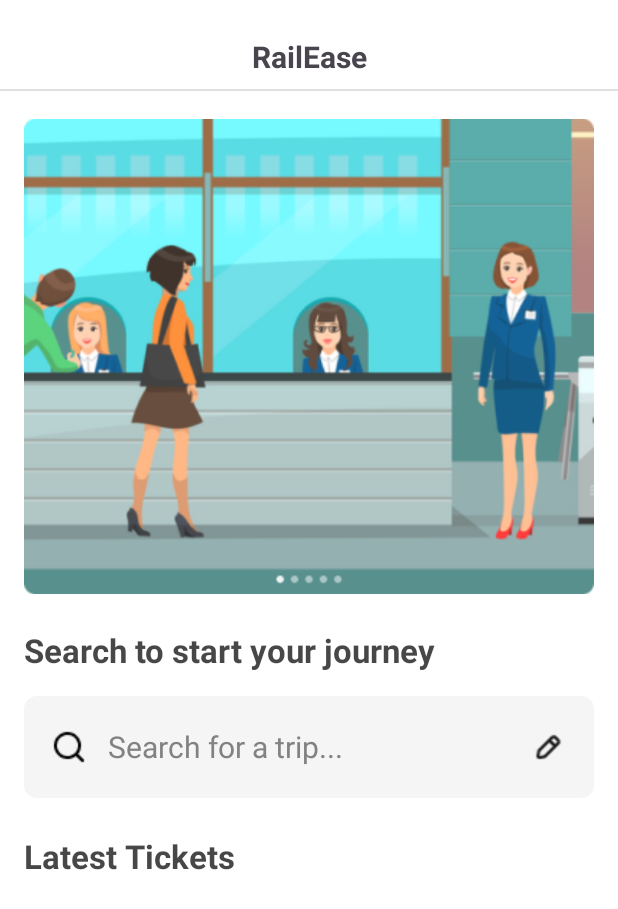
After one commit to anupaprabhasara/railease-mad-project, an Android app: the HomePage screen opened directly, with no data from a screen before it, on a phone screen of 412 x 824 dp. The commit adds this screen. Shown: the top 909 px of the screen. Run offline under Robolectric (Android 15) with nearby library versions, the phone set to English and light mode, and no system bars.

Commit message:
nav images

```diff
--- a/app/src/main/AndroidManifest.xml
+++ b/app/src/main/AndroidManifest.xml
@@ -11,6 +11,9 @@
         android:roundIcon="@mipmap/ic_launcher_round"
         android:supportsRtl="true"
         android:theme="@style/Theme.RailEase">
+        <activity
+            android:name=".HomePage"
+            android:exported="false" />
         <activity
             android:name=".LoginPage"
             android:exported="false" />
--- /dev/null
+++ b/app/src/main/java/com/anupa/railease/HomePage.kt
@@ -0,0 +1,20 @@
+package com.anupa.railease
+
+import android.os.Bundle
+import androidx.activity.enableEdgeToEdge
+import androidx.appcompat.app.AppCompatActivity
+import androidx.core.view.ViewCompat
+import androidx.core.view.WindowInsetsCompat
+
+class HomePage : AppCompatActivity() {
+    override fun onCreate(savedInstanceState: Bundle?) {
+        super.onCreate(savedInstanceState)
+        enableEdgeToEdge()
+        setContentView(R.layout.home_page)
+        ViewCompat.setOnApplyWindowInsetsListener(findViewById(R.id.main)) { v, insets ->
+            val systemBars = insets.getInsets(WindowInsetsCompat.Type.systemBars())
+            v.setPadding(systemBars.left, systemBars.top, systemBars.right, systemBars.bottom)
+            insets
+        }
+    }
+}
--- a/app/src/main/java/com/anupa/railease/LoginPage.kt
+++ b/app/src/main/java/com/anupa/railease/LoginPage.kt
@@ -2,6 +2,7 @@ package com.anupa.railease
 
 import android.content.Intent
 import android.os.Bundle
+import android.widget.Button
 import android.widget.TextView
 import androidx.activity.enableEdgeToEdge
 import androidx.appcompat.app.AppCompatActivity
@@ -20,6 +21,16 @@ class LoginPage : AppCompatActivity() {
             insets
         }
 
+        val login = findViewById<Button>(R.id.login)
+        login.setOnClickListener {
+            val intent = Intent(this, HomePage::class.java)
+            startActivity(intent)
+            overridePendingTransition(
+                R.anim.slide_in_up,
+                R.anim.slide_out_down
+            )
+        }
+
         val linkText = findViewById<TextView>(R.id.linkText)
         linkText.setOnClickListener {
             val intent = Intent(this, RegisterPage::class.java)
--- /dev/null
+++ b/app/src/main/res/drawable/horizontal_line.xml
@@ -0,0 +1,8 @@
+<?xml version="1.0" encoding="utf-8"?>
+<shape xmlns:android="http://schemas.android.com/apk/res/android"
+    android:shape="rectangle">
+    <!-- line color -->
+    <solid android:color="@color/input" />
+    <!-- line height (thickness) -->
+    <size android:height="1dp" />
+</shape>
--- /dev/null
+++ b/app/src/main/res/drawable/search_bg.xml
@@ -0,0 +1,21 @@
+<?xml version="1.0" encoding="utf-8"?>
+<shape xmlns:android="http://schemas.android.com/apk/res/android"
+    android:shape="rectangle">
+    <!-- Background color -->
+    <solid android:color="@color/search_bg" />
+
+    <!-- Corner radius -->
+    <corners android:radius="8dp" />
+
+    <!-- Optional border -->
+    <stroke
+        android:width="1dp"
+        android:color="@color/search_bg" />
+
+    <!-- Optional inner padding -->
+    <padding
+        android:left="16dp"
+        android:top="12dp"
+        android:right="16dp"
+        android:bottom="12dp" />
+</shape>
--- /dev/null
+++ b/app/src/main/res/layout/home_page.xml
@@ -0,0 +1,121 @@
+<?xml version="1.0" encoding="utf-8"?>
+<androidx.constraintlayout.widget.ConstraintLayout xmlns:android="http://schemas.android.com/apk/res/android"
+    xmlns:app="http://schemas.android.com/apk/res-auto"
+    xmlns:tools="http://schemas.android.com/tools"
+    android:id="@+id/main"
+    android:layout_width="match_parent"
+    android:layout_height="match_parent"
+    android:background="@color/primary"
+    tools:context=".HomePage">
+
+    <LinearLayout
+        android:layout_width="match_parent"
+        android:layout_height="match_parent"
+        android:orientation="vertical">
+
+        <TextView
+            android:id="@+id/textView"
+            android:layout_width="match_parent"
+            android:layout_height="wrap_content"
+            android:layout_marginTop="24dp"
+            android:text="@string/app_name"
+            android:textAlignment="center"
+            android:textSize="20sp"
+            android:textStyle="bold" />
+
+        <View
+            android:id="@+id/horizontalLine"
+            android:layout_width="match_parent"
+            android:layout_height="1dp"
+            android:layout_marginVertical="8dp"
+            android:background="@drawable/horizontal_line" />
+
+        <FrameLayout
+            android:layout_width="match_parent"
+            android:layout_height="match_parent"
+            android:layout_marginLeft="16dp"
+            android:layout_marginTop="4dp"
+            android:layout_marginRight="16dp">
+
+            <ScrollView
+                android:layout_width="match_parent"
+                android:layout_height="match_parent" >
+
+                <LinearLayout
+                    android:layout_width="match_parent"
+                    android:layout_height="wrap_content"
+                    android:orientation="vertical">
+
+                    <ImageView
+                        android:id="@+id/heroImage"
+                        android:layout_width="match_parent"
+                        android:layout_height="wrap_content"
+                        app:srcCompat="@drawable/banner_image" />
+
+                    <TextView
+                        android:id="@+id/textView3"
+                        android:layout_width="match_parent"
+                        android:layout_height="wrap_content"
+                        android:layout_marginTop="16dp"
+                        android:layout_marginBottom="16dp"
+                        android:text="Search to start your journey"
+                        android:textColor="@color/secondary"
+                        android:textSize="22sp"
+                        android:textStyle="bold" />
+
+                    <LinearLayout
+                        android:layout_width="match_parent"
+                        android:layout_height="68dp"
+                        android:background="@drawable/search_bg"
+                        android:orientation="horizontal">
+
+                        <ImageView
+                            android:id="@+id/imageView2"
+                            android:layout_width="0dp"
+                            android:layout_height="24dp"
+                            android:layout_gravity="start|center_vertical"
+                            android:layout_weight="1"
+                            app:srcCompat="@drawable/search_icon" />
+
+                        <TextView
+                            android:id="@+id/textView2"
+                            android:layout_width="234dp"
+                            android:layout_height="wrap_content"
+                            android:layout_gravity="center_vertical"
+                            android:layout_weight="2"
+                            android:paddingStart="12dp"
+                            android:text="Search for a trip..."
+                            android:textColor="@color/inputText"
+                            android:textSize="20sp" />
+
+                        <ImageView
+                            android:id="@+id/imageView3"
+                            android:layout_width="0dp"
+                            android:layout_height="24dp"
+                            android:layout_gravity="center_vertical|end"
+                            android:layout_weight="1"
+                            app:srcCompat="@drawable/pencil_icon" />
+                    </LinearLayout>
+
+                    <TextView
+                        android:id="@+id/textView5"
+                        android:layout_width="match_parent"
+                        android:layout_height="wrap_content"
+                        android:layout_marginTop="24dp"
+                        android:layout_marginBottom="16dp"
+                        android:text="Latest Tickets"
+                        android:textColor="@color/secondary"
+                        android:textSize="22sp"
+                        android:textStyle="bold" />
+                </LinearLayout>
+            </ScrollView>
+
+        </FrameLayout>
+
+        <LinearLayout
+            android:layout_width="match_parent"
+            android:layout_height="match_parent"
+            android:orientation="horizontal"></LinearLayout>
+
+    </LinearLayout>
+</androidx.constraintlayout.widget.ConstraintLayout>
--- a/app/src/main/res/layout/login_page.xml
+++ b/app/src/main/res/layout/login_page.xml
@@ -75,7 +75,7 @@
                 tools:ignore="Autofill,HardcodedText,LabelFor,TextContrastCheck,VisualLintTextFieldSize" />
 
             <Button
-                android:id="@+id/register"
+                android:id="@+id/login"
                 android:layout_width="match_parent"
                 android:layout_height="56dp"
                 android:layout_marginTop="16dp"
--- a/app/src/main/res/values/colors.xml
+++ b/app/src/main/res/values/colors.xml
@@ -11,4 +11,5 @@
     <color name="input">#E0E0E0</color>
     <color name="inputText">#828282</color>
     <color name="contText">#000000</color>
+    <color name="search_bg">#F5F5F5</color>
 </resources>
```
Also changed, not shown: app/src/main/res/drawable/banner_image.png (added), app/src/main/res/drawable/cart_empty.png (added), app/src/main/res/drawable/cart_selected.png (added), app/src/main/res/drawable/home_empty.png (added), app/src/main/res/drawable/home_selected.png (added), app/src/main/res/drawable/pencil_icon.png, app/src/main/res/drawable/search_icon.png, app/src/main/res/drawable/tickets_empty.png (added), app/src/main/res/drawable/tickets_selected.png (added), app/src/main/res/drawable/user_empty.png (added), app/src/main/res/drawable/user_selected.png (added).
